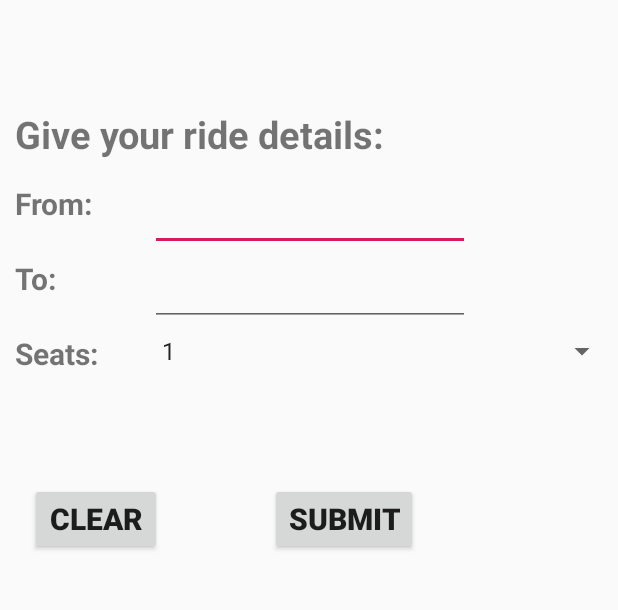
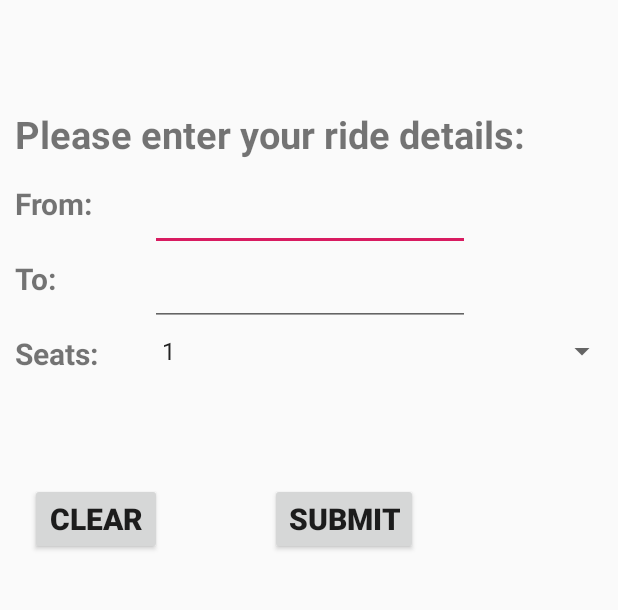
Before and after one commit to Aditya369nair/zerocarbon, an Android app: the Driver_activity screen opened directly, with no data from a screen before it, on a phone screen of 412 x 824 dp, the part 267-877 px from its top. Run offline under Robolectric (Android 15) with nearby library versions, the phone set to English and light mode, and no system bars.

Commit message:
Sliht modification

```diff
--- a/app/src/main/res/layout/activity_driver_activity.xml
+++ b/app/src/main/res/layout/activity_driver_activity.xml
@@ -34,7 +34,7 @@
             android:layout_height="wrap_content"
             android:layout_marginLeft="10sp"
             android:layout_marginTop="250sp"
-            android:text="Give your ride details: "
+            android:text="Please enter your ride details: "
             android:textSize="25dp"
             android:textStyle="bold" />
 
```
